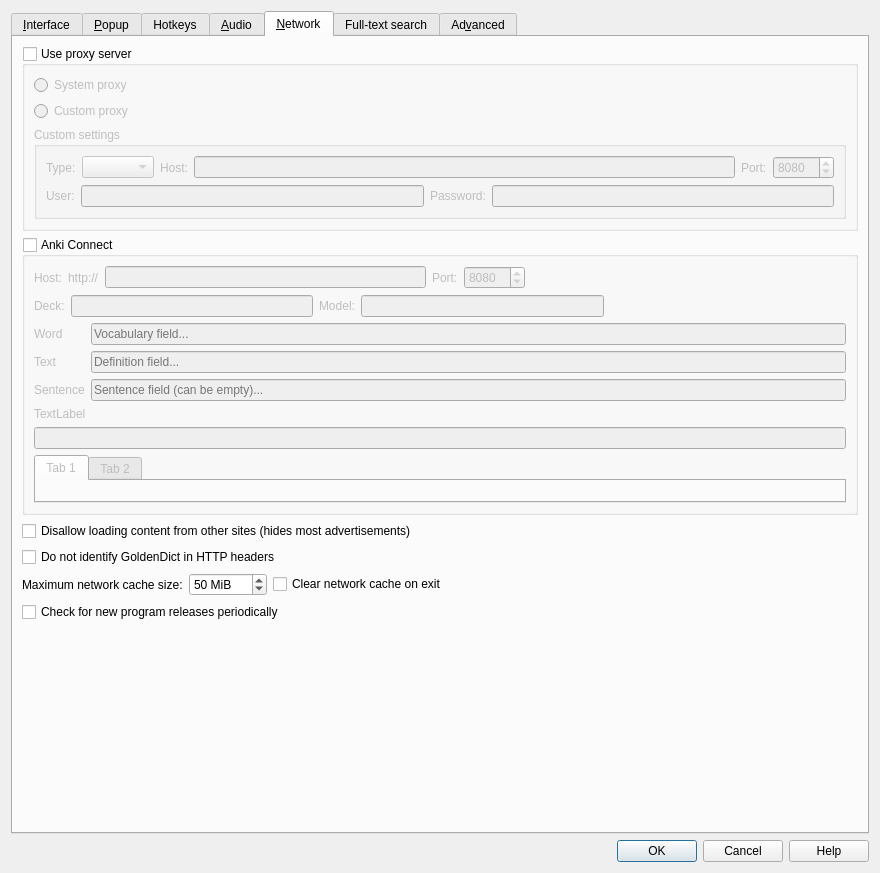
The window that src/ui/preferences.ui (bre01/goldendict-ng) describes before a commit, drawn with Qt 5.
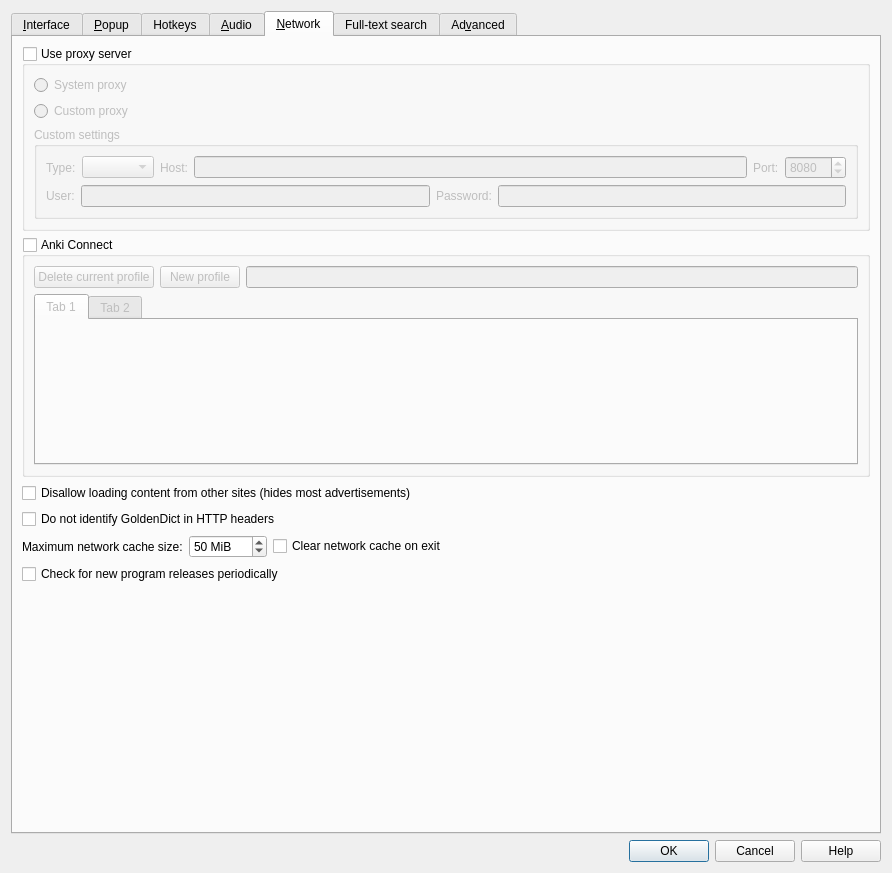
The same window after the commit. Icons and pictures are not drawn.

What changed in the file:
```diff
--- a/src/ui/preferences.ui
+++ b/src/ui/preferences.ui
@@ -6,7 +6,7 @@
    <rect>
     <x>0</x>
     <y>0</y>
-    <width>880</width>
+    <width>892</width>
     <height>873</height>
    </rect>
   </property>
@@ -1190,171 +1190,43 @@
           <item>
            <layout class="QHBoxLayout" name="horizontalLayout_21">
             <item>
-             <widget class="QLabel" name="label_22">
+             <widget class="QPushButton" name="newProfileButton">
               <property name="text">
-               <string>Host:</string>
+               <string>Delete current profile</string>
               </property>
              </widget>
             </item>
             <item>
-             <widget class="QLabel" name="label_24">
+             <widget class="QPushButton" name="deleteProfileButton">
               <property name="text">
-               <string>http://</string>
+               <string>New profile</string>
               </property>
              </widget>
             </item>
             <item>
              <widget class="QLineEdit" name="ankiHost"/>
             </item>
-            <item>
-             <widget class="QLabel" name="label_23">
-              <property name="text">
-               <string>Port:</string>
-              </property>
-             </widget>
-            </item>
-            <item>
-             <widget class="QSpinBox" name="ankiPort">
-              <property name="maximum">
-               <number>65535</number>
-              </property>
-              <property name="value">
-               <number>8080</number>
-              </property>
-             </widget>
-            </item>
-            <item>
-             <spacer name="horizontalSpacer_16">
-              <property name="orientation">
-               <enum>Qt::Orientation::Horizontal</enum>
-              </property>
-              <property name="sizeHint" stdset="0">
-               <size>
-                <width>40</width>
-                <height>20</height>
-               </size>
-              </property>
-             </spacer>
-            </item>
            </layout>
           </item>
           <item>
-           <layout class="QHBoxLayout" name="horizontalLayout_22">
-            <item>
-             <widget class="QLabel" name="label_28">
-              <property name="text">
-               <string>Deck:</string>
-              </property>
-             </widget>
-            </item>
-            <item>
-             <widget class="QLineEdit" name="ankiDeck"/>
-            </item>
-            <item>
-             <widget class="QLabel" name="label_25">
-              <property name="text">
-               <string>Model:</string>
-              </property>
-             </widget>
-            </item>
-            <item>
-             <widget class="QLineEdit" name="ankiModel"/>
-            </item>
-            <item>
-             <spacer name="horizontalSpacer_17">
-              <property name="orientation">
-               <enum>Qt::Orientation::Horizontal</enum>
-              </property>
-              <property name="sizeHint" stdset="0">
-               <size>
-                <width>40</width>
-                <height>20</height>
-               </size>
-              </property>
-             </spacer>
-            </item>
-           </layout>
-          </item>
-          <item>
-           <layout class="QFormLayout" name="formLayout">
-            <item row="0" column="0">
-             <widget class="QLabel" name="wordLabel">
-              <property name="text">
-               <string>Word</string>
-              </property>
-             </widget>
-            </item>
-            <item row="0" column="1">
-             <widget class="QLineEdit" name="ankiWord">
-              <property name="placeholderText">
-               <string>Vocabulary field...</string>
-              </property>
-             </widget>
-            </item>
-            <item row="1" column="0">
-             <widget class="QLabel" name="textLabel">
-              <property name="text">
-               <string>Text</string>
-              </property>
-             </widget>
-            </item>
-            <item row="1" column="1">
-             <widget class="QLineEdit" name="ankiText">
-              <property name="placeholderText">
-               <string>Definition field...</string>
-              </property>
-             </widget>
-            </item>
-            <item row="2" column="0">
-             <widget class="QLabel" name="sentenceLabel">
-              <property name="text">
-               <string>Sentence</string>
-              </property>
-             </widget>
-            </item>
-            <item row="2" column="1">
-             <widget class="QLineEdit" name="ankiSentence">
-              <property name="placeholderText">
-               <string>Sentence field (can be empty)...</string>
-              </property>
-             </widget>
-            </item>
-           </layout>
-          </item>
-          <item>
-           <widget class="QLabel" name="label_31">
-            <property name="text">
-             <string>TextLabel</string>
+           <widget class="QTabWidget" name="tabWidget_2">
+            <property name="currentIndex">
+             <number>0</number>
             </property>
+            <widget class="QWidget" name="tab">
+             <attribute name="title">
+              <string>Tab 1</string>
+             </attribute>
+             <layout class="QVBoxLayout" name="verticalLayout_tab1"/>
+            </widget>
+            <widget class="QWidget" name="tab_2">
+             <attribute name="title">
+              <string>Tab 2</string>
+             </attribute>
+             <layout class="QVBoxLayout" name="verticalLayout_tab2"/>
+            </widget>
            </widget>
           </item>
-          <item>
-           <widget class="QLineEdit" name="ankiTest"/>
-          </item>
-          <item>
-           <layout class="QVBoxLayout" name="ankiVLayout"/>
-          </item>
-
-	  <item>
-  <widget class="QTabWidget" name="tabWidget_2">
-    <property name="currentIndex">
-      <number>0</number>
-    </property>
-    <widget class="QWidget" name="tab">
-      <attribute name="title">
-        <string>Tab 1</string>
-      </attribute>
-      <layout class="QVBoxLayout" name="verticalLayout_tab1"/>
-    </widget>
-    <widget class="QWidget" name="tab_2">
-      <attribute name="title">
-        <string>Tab 2</string>
-      </attribute>
-      <layout class="QVBoxLayout" name="verticalLayout_tab2"/>
-    </widget>
-  </widget>
-</item>
-
          </layout>
         </widget>
        </item>
```
Left out of the diff: 4 changed lines with no effect on the pictures.
